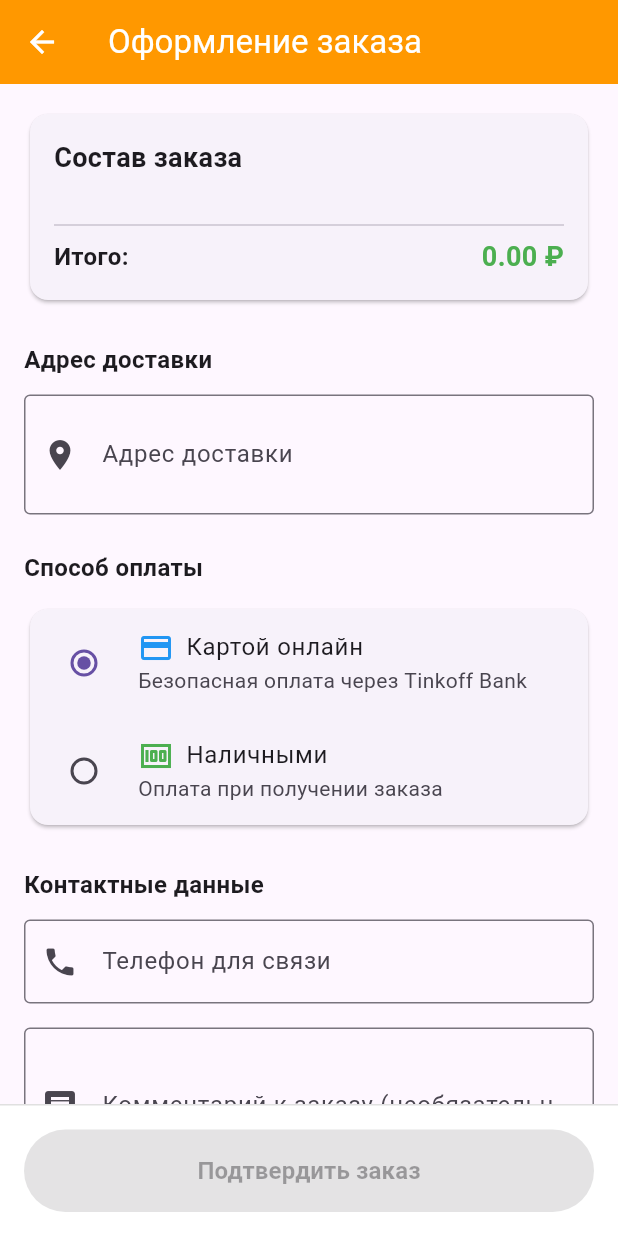
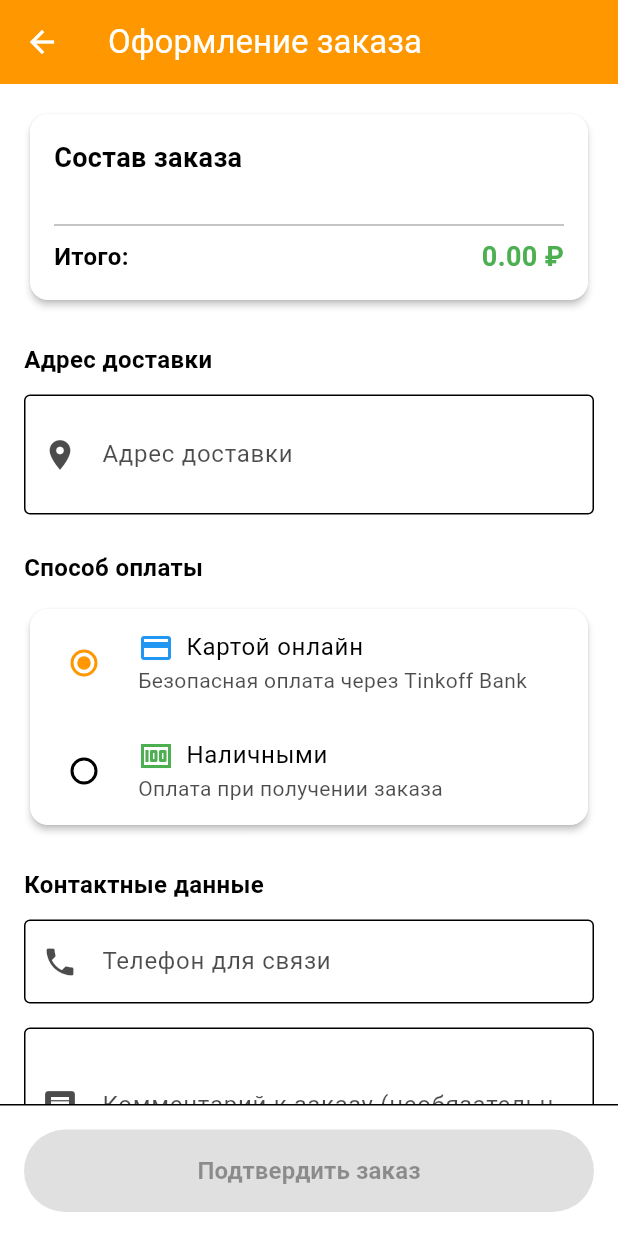
Before and after one commit to Klimin0Andrey/MobileProject, a Flutter app: the CheckoutScreen screen opened directly, on a phone screen of 412 x 824 dp. Run offline on Flutter 3.47's test engine with Material 3 defaults, Android fonts, the phone set to English and light mode, and no system bars; our stand-ins replace cloud_firestore, firebase_auth, firebase_core, shared_preferences; accounts and stored records are empty; Roboto replaces fonts that are missing (Poppins).

Commit message:
Add Dark theme

```diff
--- /dev/null
+++ b/lib/core/themes/app_themes.dart
@@ -0,0 +1,86 @@
+import 'package:flutter/material.dart';
+
+class AppThemes {
+  // Светлая тема (оригинальная)
+  static final ThemeData lightTheme = ThemeData(
+    primaryColor: Colors.orange,
+    primarySwatch: Colors.orange,
+    scaffoldBackgroundColor: Colors.white,
+    appBarTheme: const AppBarTheme(
+      backgroundColor: Colors.orange,
+      foregroundColor: Colors.white,
+      elevation: 0,
+    ),
+    bottomNavigationBarTheme: const BottomNavigationBarThemeData(
+      backgroundColor: Colors.white,
+      selectedItemColor: Colors.orange,
+      unselectedItemColor: Colors.grey,
+    ),
+    cardTheme: CardThemeData(
+      elevation: 2,
+      shape: RoundedRectangleBorder(borderRadius: BorderRadius.circular(12)),
+    ),
+    inputDecorationTheme: InputDecorationTheme(
+      border: OutlineInputBorder(
+        borderRadius: BorderRadius.circular(12),
+        borderSide: const BorderSide(color: Colors.grey),
+      ),
+      focusedBorder: OutlineInputBorder(
+        borderRadius: BorderRadius.circular(12),
+        borderSide: const BorderSide(color: Colors.orange),
+      ),
+    ),
+    colorScheme: const ColorScheme.light(
+      primary: Colors.orange,
+      secondary: Colors.orangeAccent,
+    ),
+  );
+
+  // Тёмная тема
+  static final ThemeData darkTheme = ThemeData(
+    primaryColor: Colors.orange,
+    primarySwatch: Colors.orange,
+    scaffoldBackgroundColor: const Color(0xFF121212),
+    appBarTheme: const AppBarTheme(
+      backgroundColor: Color(0xFF1E1E1E),
+      foregroundColor: Colors.white,
+      elevation: 0,
+    ),
+    bottomNavigationBarTheme: const BottomNavigationBarThemeData(
+      backgroundColor: Color(0xFF1E1E1E),
+      selectedItemColor: Colors.orange,
+      unselectedItemColor: Colors.grey,
+    ),
+    cardTheme: CardThemeData(
+      elevation: 4,
+      color: const Color(0xFF1E1E1E),
+      shape: RoundedRectangleBorder(borderRadius: BorderRadius.circular(12)),
+    ),
+    inputDecorationTheme: InputDecorationTheme(
+      filled: true,
+      fillColor: const Color(0xFF2D2D2D),
+      border: OutlineInputBorder(
+        borderRadius: BorderRadius.circular(12),
+        borderSide: BorderSide.none,
+      ),
+      focusedBorder: OutlineInputBorder(
+        borderRadius: BorderRadius.circular(12),
+        borderSide: const BorderSide(color: Colors.orange),
+      ),
+      labelStyle: const TextStyle(color: Colors.white70),
+      hintStyle: const TextStyle(color: Colors.white54),
+    ),
+    textTheme: const TextTheme(
+      bodyLarge: TextStyle(color: Colors.white),
+      bodyMedium: TextStyle(color: Colors.white),
+      titleLarge: TextStyle(color: Colors.white),
+      titleMedium: TextStyle(color: Colors.white),
+    ),
+    colorScheme: const ColorScheme.dark(
+      primary: Colors.orange,
+      secondary: Colors.orangeAccent,
+      background: Color(0xFF121212),
+      surface: Color(0xFF1E1E1E),
+    ),
+  );
+}
--- a/lib/presentation/screens/checkout/checkout_screen.dart
+++ b/lib/presentation/screens/checkout/checkout_screen.dart
@@ -19,12 +19,11 @@ class _CheckoutScreenState extends State<CheckoutScreen> {
   final _formKey = GlobalKey<FormState>();
 
   String _selectedPaymentMethod = 'card';
-  List<String> _savedAddresses = []; // Пока пустой, потом из профиля
+  List<String> _savedAddresses = [];
 
   @override
   void initState() {
     super.initState();
-    // Здесь потом будет загрузка сохраненных адресов из профиля
     _savedAddresses = [
       'ул. Ленина, д. 10, кв. 25',
       'пр. Мира, д. 45, кв. 12',
@@ -51,32 +50,53 @@ class _CheckoutScreenState extends State<CheckoutScreen> {
       return;
     }
 
-    // Подтверждение заказа
     final confirmed = await showDialog<bool>(
       context: context,
       builder: (context) => AlertDialog(
-        title: const Text('Подтверждение заказа'),
+        backgroundColor: Theme.of(context).cardColor,
+        title: Text(
+          'Подтверждение заказа',
+          style: TextStyle(color: Theme.of(context).colorScheme.onSurface),
+        ),
         content: Column(
           mainAxisSize: MainAxisSize.min,
           crossAxisAlignment: CrossAxisAlignment.start,
           children: [
-            Text('Сумма: ${cartProvider.totalPrice.toStringAsFixed(2)} ₽'),
+            Text(
+              'Сумма: ${cartProvider.totalPrice.toStringAsFixed(2)} ₽',
+              style: TextStyle(color: Theme.of(context).colorScheme.onSurface),
+            ),
             const SizedBox(height: 8),
-            Text('Адрес: ${_addressController.text}'),
+            Text(
+              'Адрес: ${_addressController.text}',
+              style: TextStyle(color: Theme.of(context).colorScheme.onSurface),
+            ),
             const SizedBox(height: 8),
-            Text('Телефон: ${_phoneController.text}'),
+            Text(
+              'Телефон: ${_phoneController.text}',
+              style: TextStyle(color: Theme.of(context).colorScheme.onSurface),
+            ),
             const SizedBox(height: 8),
-            Text('Оплата: ${_selectedPaymentMethod == 'card' ? 'Картой онлайн' : 'Наличными'}'),
+            Text(
+              'Оплата: ${_selectedPaymentMethod == 'card' ? 'Картой онлайн' : 'Наличными'}',
+              style: TextStyle(color: Theme.of(context).colorScheme.onSurface),
+            ),
             if (_commentsController.text.isNotEmpty) ...[
               const SizedBox(height: 8),
-              Text('Комментарий: ${_commentsController.text}'),
+              Text(
+                'Комментарий: ${_commentsController.text}',
+                style: TextStyle(color: Theme.of(context).colorScheme.onSurface),
+              ),
             ],
           ],
         ),
         actions: [
           TextButton(
             onPressed: () => Navigator.of(context).pop(false),
-            child: const Text('Отмена'),
+            child: Text(
+              'Отмена',
+              style: TextStyle(color: Theme.of(context).colorScheme.onSurface),
+            ),
           ),
           ElevatedButton(
             onPressed: () => Navigator.of(context).pop(true),
@@ -90,13 +110,11 @@ class _CheckoutScreenState extends State<CheckoutScreen> {
     if (confirmed != true) return;
 
     try {
-      // ИСПРАВЛЯЕМ ВЫЗОВ CREATEORDER - ПЕРЕДАЕМ ВСЕ ДАННЫЕ
       await orderProvider.createOrder(
         userId: user.uid,
         items: cartProvider.items,
         totalPrice: cartProvider.totalPrice,
         address: _addressController.text,
-        // ПЕРЕДАЕМ НОВЫЕ ДАННЫЕ ИЗ ФОРМЫ
         phone: _phoneController.text,
         paymentMethod: _selectedPaymentMethod,
         comment: _commentsController.text.isNotEmpty ? _commentsController.text : null,
@@ -104,7 +122,6 @@ class _CheckoutScreenState extends State<CheckoutScreen> {
 
       cartProvider.clearCart();
 
-      // Переходим на экран успеха
       Navigator.pushReplacement(
         context,
         MaterialPageRoute(builder: (context) => const OrderSuccessScreen()),
@@ -125,19 +142,31 @@ class _CheckoutScreenState extends State<CheckoutScreen> {
     showDialog(
       context: context,
       builder: (context) => AlertDialog(
-        title: const Text('Требуется авторизация'),
-        content: const Text('Для оформления заказа необходимо войти в аккаунт'),
+        backgroundColor: Theme.of(context).cardColor,
+        title: Text(
+          'Требуется авторизация',
+          style: TextStyle(color: Theme.of(context).colorScheme.onSurface),
+        ),
+        content: Text(
+          'Для оформления заказа необходимо войти в аккаунт',
+          style: TextStyle(color: Theme.of(context).colorScheme.onSurface),
+        ),
         actions: [
           TextButton(
             onPressed: () => Navigator.of(context).pop(),
-            child: const Text('Отмена'),
+            child: Text(
+              'Отмена',
+              style: TextStyle(color: Theme.of(context).colorScheme.onSurface),
+            ),
           ),
           TextButton(
             onPressed: () {
               Navigator.of(context).pop();
-              // Здесь навигация на экран авторизации
             },
-            child: const Text('Войти'),
+            child: Text(
+              'Войти',
+              style: TextStyle(color: Theme.of(context).colorScheme.primary),
+            ),
           ),
         ],
       ),
@@ -145,22 +174,28 @@ class _CheckoutScreenState extends State<CheckoutScreen> {
   }
 
   Widget _buildOrderSummary(CartProvider cartProvider) {
+    final colorScheme = Theme.of(context).colorScheme;
+
     return Card(
+      color: Theme.of(context).cardColor,
       child: Padding(
         padding: const EdgeInsets.all(16),
         child: Column(
           crossAxisAlignment: CrossAxisAlignment.start,
           children: [
-            const Text(
+            Text(
               'Состав заказа',
-              style: TextStyle(fontSize: 18, fontWeight: FontWeight.bold),
+              style: TextStyle(
+                fontSize: 18,
+                fontWeight: FontWeight.bold,
+                color: colorScheme.onSurface,
+              ),
             ),
             const SizedBox(height: 12),
             ...cartProvider.items.map((item) => Padding(
               padding: const EdgeInsets.symmetric(vertical: 8),
               child: Row(
                 children: [
-                  // Изображение блюда
                   Container(
                     width: 40,
                     height: 40,
@@ -182,12 +217,15 @@ class _CheckoutScreenState extends State<CheckoutScreen> {
                       children: [
                         Text(
                           item.dish.name,
-                          style: const TextStyle(fontWeight: FontWeight.w500),
+                          style: TextStyle(
+                            fontWeight: FontWeight.w500,
+                            color: colorScheme.onSurface,
+                          ),
                         ),
                         Text(
                           '${item.dish.price} ₽ × ${item.quantity}',
                           style: TextStyle(
-                            color: Colors.grey[600],
+                            color: colorScheme.onSurface.withOpacity(0.7),
                             fontSize: 12,
                           ),
                         ),
@@ -196,19 +234,26 @@ class _CheckoutScreenState extends State<CheckoutScreen> {
                   ),
                   Text(
                     '${item.totalPrice.toStringAsFixed(2)} ₽',
-                    style: const TextStyle(fontWeight: FontWeight.bold),
+                    style: TextStyle(
+                      fontWeight: FontWeight.bold,
+                      color: colorScheme.onSurface,
+                    ),
                   ),
                 ],
               ),
             )).toList(),
             const SizedBox(height: 12),
-            const Divider(),
+            Divider(color: colorScheme.onSurface.withOpacity(0.3)),
             Row(
               mainAxisAlignment: MainAxisAlignment.spaceBetween,
               children: [
-                const Text(
+                Text(
                   'Итого:',
-                  style: TextStyle(fontSize: 16, fontWeight: FontWeight.bold),
+                  style: TextStyle(
+                    fontSize: 16,
+                    fontWeight: FontWeight.bold,
+                    color: colorScheme.onSurface,
+                  ),
                 ),
                 Text(
                   '${cartProvider.totalPrice.toStringAsFixed(2)} ₽',
@@ -227,21 +272,30 @@ class _CheckoutScreenState extends State<CheckoutScreen> {
   }
 
   Widget _buildAddressSection() {
+    final colorScheme = Theme.of(context).colorScheme;
+
     return Column(
       crossAxisAlignment: CrossAxisAlignment.start,
       children: [
-        const Text(
+        Text(
           'Адрес доставки',
-          style: TextStyle(fontSize: 16, fontWeight: FontWeight.bold),
+          style: TextStyle(
+            fontSize: 16,
+            fontWeight: FontWeight.bold,
+            color: colorScheme.onSurface,
+          ),
         ),
         const SizedBox(height: 12),
         TextFormField(
           controller: _addressController,
-          decoration: const InputDecoration(
+          style: TextStyle(color: colorScheme.onSurface),
+          decoration: InputDecoration(
             labelText: 'Адрес доставки',
+            labelStyle: TextStyle(color: colorScheme.onSurface.withOpacity(0.7)),
             hintText: 'Улица, дом, квартира, этаж, домофон',
-            border: OutlineInputBorder(),
-            prefixIcon: Icon(Icons.location_on),
+            hintStyle: TextStyle(color: colorScheme.onSurface.withOpacity(0.5)),
+            border: const OutlineInputBorder(),
+            prefixIcon: Icon(Icons.location_on, color: colorScheme.onSurface.withOpacity(0.7)),
           ),
           maxLines: 2,
           validator: (value) {
@@ -259,39 +313,58 @@ class _CheckoutScreenState extends State<CheckoutScreen> {
   }
 
   Widget _buildPaymentSection() {
+    final colorScheme = Theme.of(context).colorScheme;
+
     return Column(
       crossAxisAlignment: CrossAxisAlignment.start,
       children: [
-        const Text(
+        Text(
           'Способ оплаты',
-          style: TextStyle(fontSize: 16, fontWeight: FontWeight.bold),
+          style: TextStyle(
+            fontSize: 16,
+            fontWeight: FontWeight.bold,
+            color: colorScheme.onSurface,
+          ),
         ),
         const SizedBox(height: 12),
         Card(
+          color: Theme.of(context).cardColor,
           child: Column(
             children: [
               RadioListTile<String>(
-                title: const Row(
+                title: Row(
                   children: [
                     Icon(Icons.credit_card, color: Colors.blue),
-                    SizedBox(width: 8),
-                    Text('Картой онлайн'),
+                    const SizedBox(width: 8),
+                    Text(
+                      'Картой онлайн',
+                      style: TextStyle(color: colorScheme.onSurface),
+                    ),
                   ],
                 ),
-                subtitle: const Text('Безопасная оплата через Tinkoff Bank'),
+                subtitle: Text(
+                  'Безопасная оплата через Tinkoff Bank',
+                  style: TextStyle(color: colorScheme.onSurface.withOpacity(0.7)),
+                ),
                 value: 'card',
                 groupValue: _selectedPaymentMethod,
                 onChanged: (value) => setState(() => _selectedPaymentMethod = value!),
               ),
               RadioListTile<String>(
-                title: const Row(
+                title: Row(
                   children: [
                     Icon(Icons.money, color: Colors.green),
-                    SizedBox(width: 8),
-                    Text('Наличными'),
+                    const SizedBox(width: 8),
+                    Text(
+                      'Наличными',
+                      style: TextStyle(color: colorScheme.onSurface),
+                    ),
                   ],
                 ),
-                subtitle: const Text('Оплата при получении заказа'),
+                subtitle: Text(
+                  'Оплата при получении заказа',
+                  style: TextStyle(color: colorScheme.onSurface.withOpacity(0.7)),
+                ),
                 value: 'cash',
                 groupValue: _selectedPaymentMethod,
                 onChanged: (value) => setState(() => _selectedPaymentMethod = value!),
@@ -304,21 +377,30 @@ class _CheckoutScreenState extends State<CheckoutScreen> {
   }
 
   Widget _buildContactSection() {
+    final colorScheme = Theme.of(context).colorScheme;
+
     return Column(
       crossAxisAlignment: CrossAxisAlignment.start,
       children: [
-        const Text(
+        Text(
           'Контактные данные',
-          style: TextStyle(fontSize: 16, fontWeight: FontWeight.bold),
+          style: TextStyle(
+            fontSize: 16,
+            fontWeight: FontWeight.bold,
+            color: colorScheme.onSurface,
+          ),
         ),
         const SizedBox(height: 12),
         TextFormField(
           controller: _phoneController,
-          decoration: const InputDecoration(
+          style: TextStyle(color: colorScheme.onSurface),
+          decoration: InputDecoration(
             labelText: 'Телефон для связи',
+            labelStyle: TextStyle(color: colorScheme.onSurface.withOpacity(0.7)),
             hintText: '+7 XXX XXX XX XX',
-            border: OutlineInputBorder(),
-            prefixIcon: Icon(Icons.phone),
+            hintStyle: TextStyle(color: colorScheme.onSurface.withOpacity(0.5)),
+            border: const OutlineInputBorder(),
+            prefixIcon: Icon(Icons.phone, color: colorScheme.onSurface.withOpacity(0.7)),
           ),
           keyboardType: TextInputType.phone,
           validator: (value) {
@@ -334,11 +416,14 @@ class _CheckoutScreenState extends State<CheckoutScreen> {
         const SizedBox(height: 16),
         TextFormField(
           controller: _commentsController,
-          decoration: const InputDecoration(
+          style: TextStyle(color: colorScheme.onSurface),
+          decoration: InputDecoration(
             labelText: 'Комментарий к заказу (необязательно)',
+            labelStyle: TextStyle(color: colorScheme.onSurface.withOpacity(0.7)),
             hintText: 'Например: домофон не работает, этаж...',
-            border: OutlineInputBorder(),
-            prefixIcon: Icon(Icons.comment),
+            hintStyle: TextStyle(color: colorScheme.onSurface.withOpacity(0.5)),
+            border: const OutlineInputBorder(),
+            prefixIcon: Icon(Icons.comment, color: colorScheme.onSurface.withOpacity(0.7)),
           ),
           maxLines: 3,
         ),
@@ -367,36 +452,23 @@ class _CheckoutScreenState extends State<CheckoutScreen> {
                 child: Column(
                   crossAxisAlignment: CrossAxisAlignment.start,
                   children: [
-                    // 1. Состав заказа
                     _buildOrderSummary(cartProvider),
-
                     const SizedBox(height: 24),
-
-                    // 2. Адрес доставки
                     _buildAddressSection(),
-
                     const SizedBox(height: 24),
-
-                    // 3. Способ оплаты
                     _buildPaymentSection(),
-
                     const SizedBox(height: 24),
-
-                    // 4. Контактные данные и комментарий
                     _buildContactSection(),
-
                     const SizedBox(height: 32),
                   ],
                 ),
               ),
             ),
-
-            // Кнопка оформления (фиксированная внизу)
             Container(
               padding: const EdgeInsets.all(16),
               decoration: BoxDecoration(
-                color: Colors.white,
-                border: Border(top: BorderSide(color: Colors.grey.shade300)),
+                color: Theme.of(context).cardColor,
+                border: Border(top: BorderSide(color: Theme.of(context).dividerColor)),
               ),
               child: SizedBox(
                 width: double.infinity,
```
Also changed, not shown: lib/main.dart (+14 -6 lines), lib/presentation/providers/theme_provider.dart (added, +38 -0 lines), lib/presentation/screens/checkout/order_success_screen.dart (+9 -9 lines), lib/presentation/screens/customer/cart_screen.dart (+52 -13 lines), lib/presentation/screens/customer/profile_screen.dart (+15 -5 lines).
